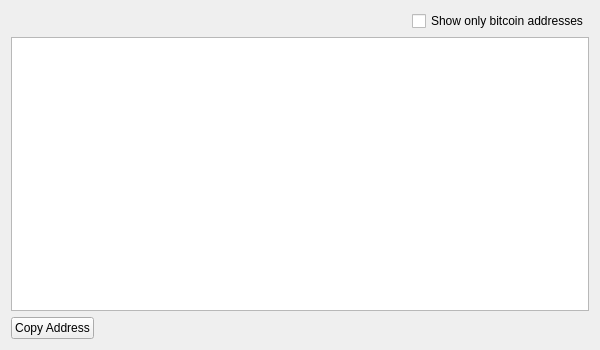
This is ui/forms/receivepage.ui in chromaway/ngcccbase as Qt 5 draws it before an edit. The edited form follows.
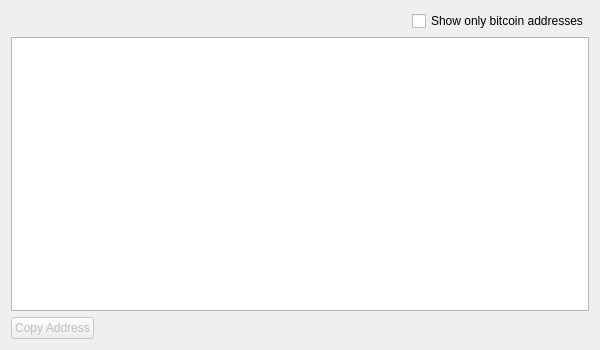
This is the edited form.

Patch:
```diff
--- a/ui/forms/receivepage.ui
+++ b/ui/forms/receivepage.ui
@@ -45,6 +45,9 @@
     <layout class="QHBoxLayout" name="horizontalLayout_2">
      <item>
       <widget class="QPushButton" name="btn_copy">
+       <property name="enabled">
+        <bool>false</bool>
+       </property>
        <property name="text">
         <string>Copy Address</string>
        </property>
```
Left out of the diff: 15 changed lines with no effect on the pictures.
